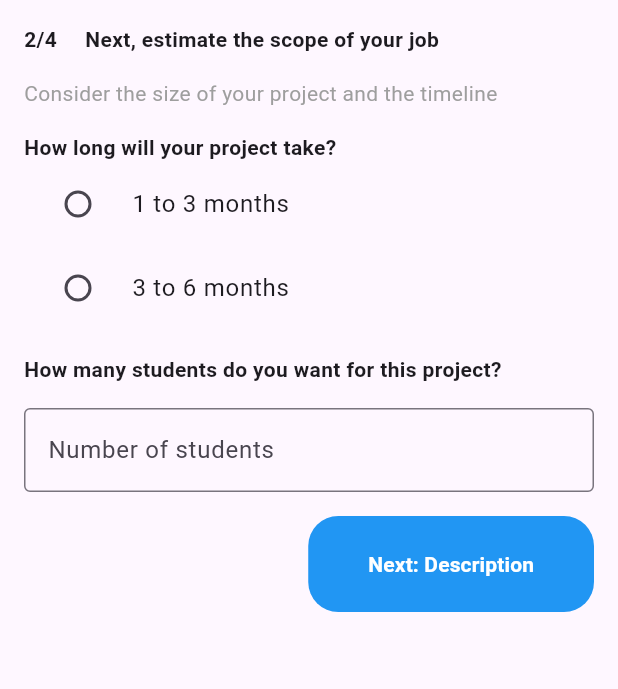
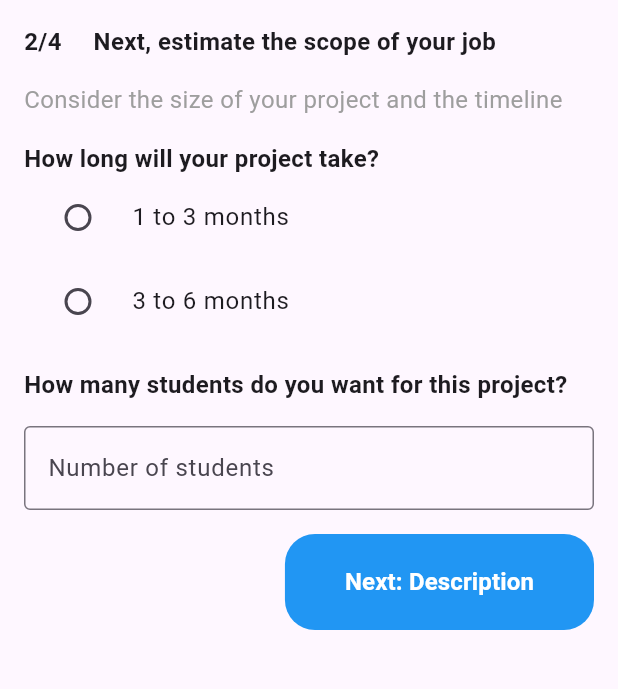
Before and after one commit to TriTran1911/studenthub, a Flutter app: the BuildProjectPost1 widget shown alone on an empty page, opened directly, after a tap on "Next: Description", on a phone screen of 412 x 824 dp, the part 84-773 px from its top. Run offline on Flutter 3.47's test engine with Material 3 defaults, Android fonts, the phone set to English and light mode, and no system bars; our stand-ins replace file_picker; statements that could not run were skipped.

Commit message:
post button

```diff
--- a/lib/screens/HomePage/dashBoard/projectPost1.dart
+++ b/lib/screens/HomePage/dashBoard/projectPost1.dart
@@ -1,4 +1,5 @@
 import 'package:flutter/material.dart';
+import 'package:studenthub/components/appbar.dart';
 import 'projectPost2.dart';
 import '/components/project.dart';
 
@@ -11,9 +12,7 @@
   Widget build(BuildContext context) {
     return MaterialApp(
       home: Scaffold(
-        appBar: AppBar(
-          title: Text('Create Post'),
-        ),
+        appBar: CustomAppBar(),
         body: BuildProjectPost1(), // Changed to use PascalCase for class name
       ),
     );
@@ -26,7 +25,7 @@
 }
 
 class _BuildProjectPost1State extends State<BuildProjectPost1> { // Added State class
-  final _titleController = TextEditingController(); // Added controller
+  final TextEditingController _titleController = TextEditingController(); // Added controller
 
   @override
   void dispose() {
@@ -91,10 +90,9 @@
               ),
               child: ElevatedButton(
                 onPressed: () {
-
                   Navigator.push(
                     context,
-                    MaterialPageRoute(builder: (context) => projectPost2()), // Changed to PascalCase
+                    MaterialPageRoute(builder: (context) => ProjectPost2(title: _titleController.text,)), // Changed to PascalCase
                   );
                 },
                 child: Text(
--- a/lib/screens/HomePage/dashBoard/projectPost2.dart
+++ b/lib/screens/HomePage/dashBoard/projectPost2.dart
@@ -2,34 +2,32 @@
 import '/components/appbar.dart';
 import 'projectPost3.dart';
 
-void main() {
-  runApp(projectPost2());
+class ProjectPost2 extends StatefulWidget {
+  final String title;
+
+  ProjectPost2({required this.title});
+
+  @override
+  _ProjectPost2State createState() => _ProjectPost2State();
 }
 
-class projectPost2 extends StatelessWidget {
+class _ProjectPost2State extends State<ProjectPost2> {
+  String selectedDuration = '';
+  int numberOfStudents = 0;
+
   @override
   Widget build(BuildContext context) {
     return MaterialApp(
       home: Scaffold(
         appBar: CustomAppBar(),
-        body: ScopePage(),
+        body: SingleChildScrollView(
+          child: _buildPadding(context),
+        ),
       ),
     );
   }
-}
 
-class ScopePage extends StatefulWidget {
-  @override
-  _ScopePageState createState() => _ScopePageState();
-}
-
-class _ScopePageState extends State<ScopePage> {
-  String selectedDuration = '';
-  int numberOfStudents = 0;
-  String studentsInput = '';
-
-  @override
-  Widget build(BuildContext context) {
+  Padding _buildPadding(BuildContext context) {
     return Padding(
         padding: const EdgeInsets.all(16.0),
         child: Column(
@@ -39,6 +37,7 @@
               '2/4     Next, estimate the scope of your job',
               style: TextStyle(
                 fontWeight: FontWeight.bold,
+                fontSize: 16,
               ),
             ),
             SizedBox(height: 16),
@@ -46,11 +45,12 @@
               'Consider the size of your project and the timeline',
               style: TextStyle(
                 color: Colors.grey,
+                fontSize: 16,
               ),
             ),
             SizedBox(height: 16),
             Text('How long will your project take?',
-              style: TextStyle(fontWeight: FontWeight.bold)),
+                style: TextStyle(fontWeight: FontWeight.bold, fontSize: 16)),
             RadioListTile(
               title: Text('1 to 3 months'),
               value: '1 to 3 months',
@@ -73,13 +73,12 @@
             ),
             SizedBox(height: 16),
             Text('How many students do you want for this project?',
-              style: TextStyle(fontWeight: FontWeight.bold)),
+                style: TextStyle(fontWeight: FontWeight.bold, fontSize: 16)),
             SizedBox(height: 16),
             TextField(
               keyboardType: TextInputType.number,
               onChanged: (value) {
                 setState(() {
-                studentsInput = value;
                   numberOfStudents = int.tryParse(value) ?? 0;
                 });
               },
@@ -99,9 +98,15 @@
                 ),
                 child: ElevatedButton(
                   onPressed: () {
-                  Navigator.pushReplacement(
+                    Navigator.push(
                       context,
-                    MaterialPageRoute(builder: (context) => projectPost3()),
+                      MaterialPageRoute(
+                        builder: (context) => ProjectPost3(
+                          selectedDuration: selectedDuration,
+                          numberOfStudents: numberOfStudents,
+                          title: widget.title,
+                        ),
+                      ),
                     );
                   },
                   child: Text(
@@ -109,6 +114,7 @@
                     style: TextStyle(
                       color: Colors.white,
                       fontWeight: FontWeight.bold,
+                      fontSize: 16,
                     ),
                   ),
                   style: ElevatedButton.styleFrom(
```
Also changed, not shown: lib/screens/HomePage/dashBoard/projectPost3.dart (+36 -24 lines), lib/screens/HomePage/dashBoard/projectPost4.dart (added, +143 -0 lines). Lines whose indentation alone changed are shown as unchanged.
